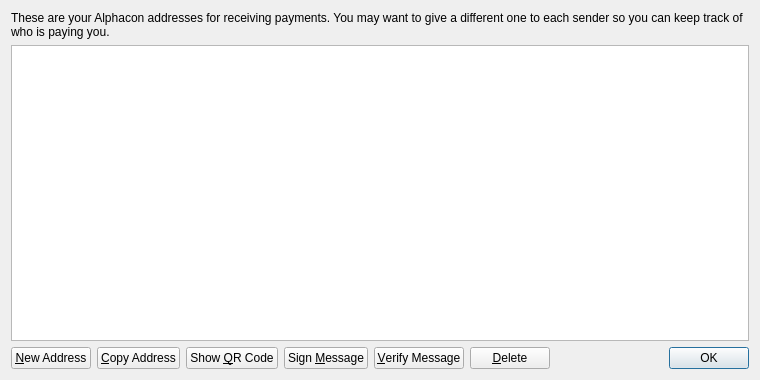
This is src/qt/forms/addressbookpage.ui in AlphaconTeam/AlphaconNetwork as Qt 5 draws it before an edit. The edited form follows.
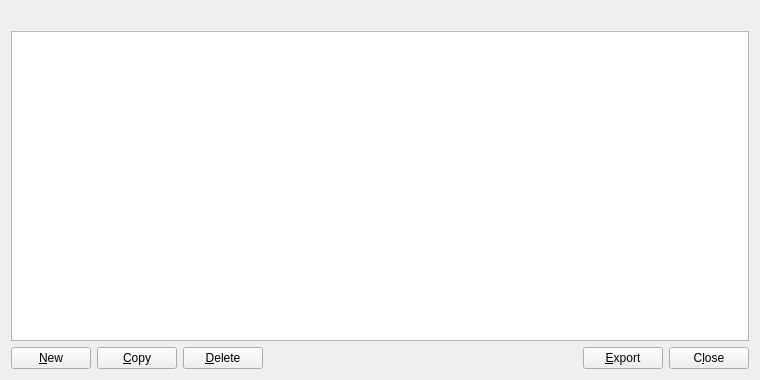
This is the edited form. Icons and pictures are not drawn.

The edit to the form file:
```diff
--- a/src/qt/forms/addressbookpage.ui
+++ b/src/qt/forms/addressbookpage.ui
@@ -16,9 +16,6 @@
   <layout class="QVBoxLayout" name="verticalLayout">
    <item>
     <widget class="QLabel" name="labelExplanation">
-     <property name="text">
-      <string>These are your Alphacon addresses for receiving payments. You may want to give a different one to each sender so you can keep track of who is paying you.</string>
-     </property>
      <property name="textFormat">
       <enum>Qt::PlainText</enum>
      </property>
@@ -38,6 +35,9 @@
      <property name="tabKeyNavigation">
       <bool>false</bool>
      </property>
+     <property name="alternatingRowColors">
+      <bool>true</bool>
+     </property>
      <property name="selectionMode">
       <enum>QAbstractItemView::SingleSelection</enum>
      </property>
@@ -60,7 +60,14 @@
         <string>Create a new address</string>
        </property>
        <property name="text">
-        <string>&amp;New Address</string>
+        <string>&amp;New</string>
+       </property>
+       <property name="icon">
+        <iconset resource="../bitcoin.qrc">
+         <normaloff>:/icons/add</normaloff>:/icons/add</iconset>
+       </property>
+       <property name="autoDefault">
+        <bool>false</bool>
        </property>
       </widget>
      </item>
@@ -70,45 +77,32 @@
         <string>Copy the currently selected address to the system clipboard</string>
        </property>
        <property name="text">
-        <string>&amp;Copy Address</string>
+        <string>&amp;Copy</string>
        </property>
-      </widget>
-     </item>
-     <item>
-      <widget class="QPushButton" name="showQRCode">
-       <property name="text">
-        <string>Show &amp;QR Code</string>
+       <property name="icon">
+        <iconset resource="../bitcoin.qrc">
+         <normaloff>:/icons/editcopy</normaloff>:/icons/editcopy</iconset>
        </property>
-      </widget>
-     </item>
-     <item>
-      <widget class="QPushButton" name="signMessage">
-       <property name="toolTip">
-        <string>Sign a message to prove you own a Alphacon address</string>
+       <property name="autoDefault">
+        <bool>false</bool>
        </property>
-       <property name="text">
-        <string>Sign &amp;Message</string>
-       </property>
       </widget>
      </item>
      <item>
-      <widget class="QPushButton" name="verifyMessage">
-       <property name="toolTip">
-        <string>Verify a message to ensure it was signed with a specified Alphacon address</string>
-       </property>
-       <property name="text">
-        <string>&amp;Verify Message</string>
-       </property>
-      </widget>
-     </item>
-     <item>
-      <widget class="QPushButton" name="deleteButton">
+      <widget class="QPushButton" name="deleteAddress">
        <property name="toolTip">
         <string>Delete the currently selected address from the list</string>
        </property>
        <property name="text">
         <string>&amp;Delete</string>
        </property>
+       <property name="icon">
+        <iconset resource="../bitcoin.qrc">
+         <normaloff>:/icons/remove</normaloff>:/icons/remove</iconset>
+       </property>
+       <property name="autoDefault">
+        <bool>false</bool>
+       </property>
       </widget>
      </item>
      <item>
@@ -125,15 +119,35 @@
       </spacer>
      </item>
      <item>
-      <widget class="QDialogButtonBox" name="buttonBox">
+      <widget class="QPushButton" name="exportButton">
+       <property name="toolTip">
+        <string>Export the data in the current tab to a file</string>
+       </property>
+       <property name="text">
+        <string>&amp;Export</string>
+       </property>
+       <property name="icon">
+        <iconset resource="../bitcoin.qrc">
+         <normaloff>:/icons/export</normaloff>:/icons/export</iconset>
+       </property>
+       <property name="autoDefault">
+        <bool>false</bool>
+       </property>
+      </widget>
+     </item>
+     <item>
+      <widget class="QPushButton" name="closeButton">
        <property name="sizePolicy">
-        <sizepolicy hsizetype="Maximum" vsizetype="Fixed">
+        <sizepolicy hsizetype="Minimum" vsizetype="Minimum">
          <horstretch>0</horstretch>
          <verstretch>0</verstretch>
         </sizepolicy>
        </property>
-       <property name="standardButtons">
-        <set>QDialogButtonBox::Ok</set>
+       <property name="text">
+        <string>C&amp;lose</string>
+       </property>
+       <property name="autoDefault">
+        <bool>false</bool>
        </property>
       </widget>
      </item>
```
Left out of the diff: 9 changed lines with no effect on the pictures.
